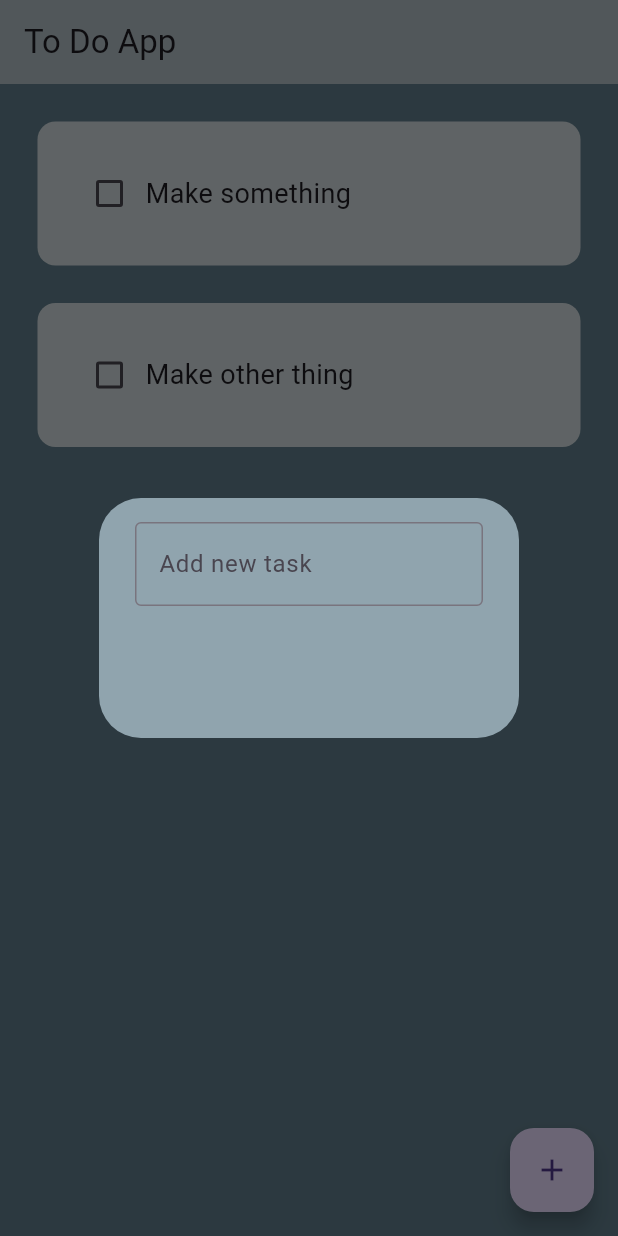
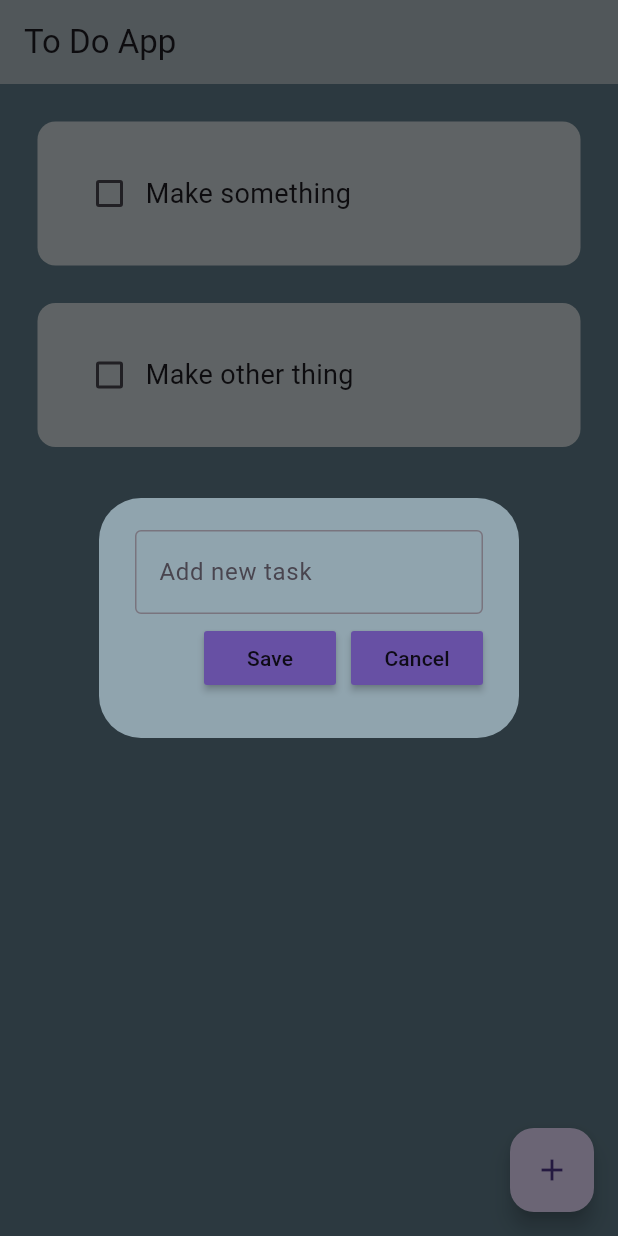
Before and after one commit to RodrigoPestana35/Flutter-To-Do-App, a Flutter app: the screen it shows after launch, after a tap on the "add" icon, on a phone screen of 412 x 824 dp. Run offline on Flutter 3.47's test engine with Material 3 defaults, Android fonts, the phone set to English and light mode, and no system bars.

Commit message:
Refactor HomePage widget to include a text input field for adding new tasks

```diff
--- a/lib/pages/home_page.dart
+++ b/lib/pages/home_page.dart
@@ -12,6 +12,9 @@ class HomePage extends StatefulWidget {
 }
 
 class _HomePageState extends State<HomePage> {
+  //controller for text field
+  final controler = TextEditingController();
+
   //list of todo tasks
   List toDoList = [
     ["Make something", false],
@@ -28,7 +31,9 @@ class _HomePageState extends State<HomePage> {
     showDialog(
         context: context,
         builder: (context) {
-          return DialogBox();
+          return DialogBox(
+            controler: controler,
+          );
         });
   }
 
--- a/lib/util/dialog_box.dart
+++ b/lib/util/dialog_box.dart
@@ -1,24 +1,43 @@
 // ignore_for_file: prefer_const_constructors, sized_box_for_whitespace, prefer_const_literals_to_create_immutables
 
 import 'package:flutter/material.dart';
+import 'package:todoapp/util/my_button.dart';
 
 class DialogBox extends StatelessWidget {
-  const DialogBox({super.key});
+  final controler;
+  const DialogBox({
+    super.key,
+    required this.controler,
+  });
 
   @override
   Widget build(BuildContext context) {
+    //dialog box to add new task
     return AlertDialog(
       backgroundColor: Colors.blueGrey[300],
       content: Container(
         height: 120,
         child: Column(
+          mainAxisAlignment: MainAxisAlignment.spaceEvenly,
           children: [
+            //get user input
             TextField(
+              controller: controler,
               decoration: InputDecoration(
                 border: OutlineInputBorder(),
                 hintText: "Add new task",
               ),
             ),
+            //buttons
+            Row(
+              mainAxisAlignment: MainAxisAlignment.end,
+              children: [
+                //save and cancel buttons
+                MyButton(text: "Save", onPressed: () {}),
+                const SizedBox(width: 10),
+                MyButton(text: "Cancel", onPressed: () {}),
+              ],
+            )
           ],
         ),
       ),
```
